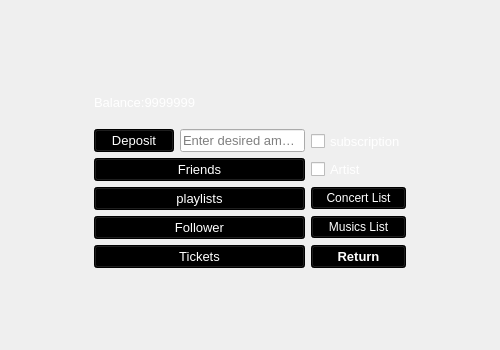
Old version of the form Account.ui in the repository M-Majed/DBProj.
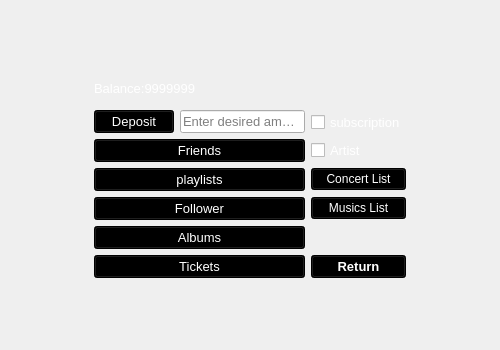
New version of the form. Icons and pictures are not drawn.

Commit message: feat: update account management, database schema and queries, and playlist management

The edit to the form file:
```diff
--- a/Account.ui
+++ b/Account.ui
@@ -310,6 +310,22 @@
      </item>
     </layout>
    </item>
+   <item row="8" column="1">
+    <widget class="QPushButton" name="albums_btn">
+     <property name="font">
+      <font>
+       <pointsize>10</pointsize>
+      </font>
+     </property>
+     <property name="styleSheet">
+      <string notr="true">color: rgb(255, 255, 255);
+background-color: rgb(0, 0, 0);</string>
+     </property>
+     <property name="text">
+      <string>Albums</string>
+     </property>
+    </widget>
+   </item>
   </layout>
  </widget>
  <resources>
```
The commit also changes 6 other files.
